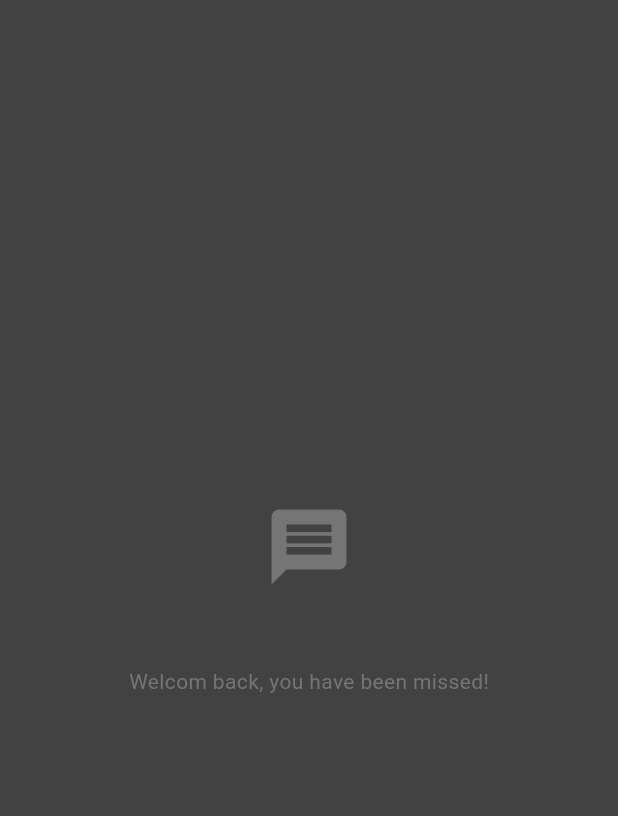
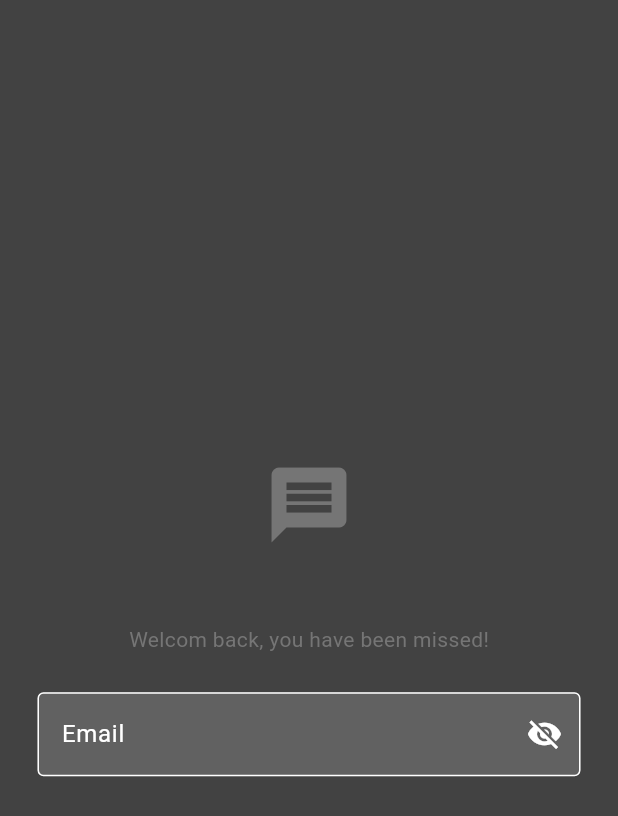
Before and after one commit to Korya25/Login_and_register_pages, a Flutter app: the screen it shows after launch, on a phone screen of 412 x 824 dp. Shown: the top 816 px of the screen. Run offline on Flutter 3.47's test engine with Material 3 defaults, Android fonts, the phone set to English and light mode, and no system bars; our stand-ins replace flutter_bloc.

Commit message:
create CustomTextFormField

```diff
--- a/lib/views/screens/auth/login.dart
+++ b/lib/views/screens/auth/login.dart
@@ -1,13 +1,16 @@
 import 'package:flutter/material.dart';
+import 'package:login_and_register_pages/views/widget/custom_text_form_field.dart';
 
 class Login extends StatelessWidget {
   // Email and Pw controller
 
+  final TextEditingController _emailTextEditingController =
+      TextEditingController();
   // Login method
 
   // tap to go to register page
 
-  const Login({super.key});
+  Login({super.key});
 
   @override
   Widget build(BuildContext context) {
@@ -38,7 +41,13 @@ class Login extends StatelessWidget {
               height: 25,
             ),
             // Email Text Field
-
+            CustomTextFormField(
+              hintText: 'Email',
+              hasSuffixIcon: true,
+              obscureText: false,
+              textEditingController: _emailTextEditingController,
+              validator: (String) {},
+            ),
             // Pw Text Field
 
             // Login Button
--- /dev/null
+++ b/lib/views/widget/custom_text_form_field.dart
@@ -0,0 +1,88 @@
+import 'package:flutter/material.dart';
+
+/// Customizable TextFormField Widget
+/// This widget can handle both standard text fields and password fields.
+/// - [hintText]: Placeholder text for the field.
+/// - [textEditingController]: Controller to manage the field's text.
+/// - [obscureText]: Whether the text should be obscured (useful for passwords).
+/// - [validator]: Validation function to validate the input.
+/// - [hasSuffixIcon]: Whether to show a suffix icon (e.g., for toggling obscureText).
+class CustomTextFormField extends StatefulWidget {
+  const CustomTextFormField({
+    super.key,
+    required this.hintText,
+    required this.textEditingController,
+    this.obscureText = false,
+    required this.validator,
+    this.hasSuffixIcon = false,
+  });
+
+  final String hintText; // Placeholder text
+  final bool obscureText; // Whether the text field is for passwords
+  final bool hasSuffixIcon; // Show a suffix icon for toggling obscureText
+  final String? Function(String?)? validator; // Validation function
+  final TextEditingController? textEditingController; // Text field controller
+
+  @override
+  State<CustomTextFormField> createState() => _CustomTextFormFieldState();
+}
+
+class _CustomTextFormFieldState extends State<CustomTextFormField> {
+  late bool isObscureText; // To manage obscureText state locally
+
+  @override
+  void initState() {
+    super.initState();
+    // Initialize obscureText state based on the initial value
+    isObscureText = widget.obscureText;
+  }
+
+  @override
+  Widget build(BuildContext context) {
+    return Padding(
+      padding:
+          const EdgeInsets.symmetric(horizontal: 25), // Add horizontal padding
+      child: TextFormField(
+        validator: widget.validator, // Use the passed validator
+        controller: widget.textEditingController, // Bind the controller
+        obscureText:
+            widget.hasSuffixIcon ? isObscureText : false, // Toggle obscureText
+        decoration: InputDecoration(
+          hintText: widget.hintText, // Set the hint text
+          border: OutlineInputBorder(
+            borderSide: BorderSide(
+                color: Theme.of(context)
+                    .colorScheme
+                    .tertiary), // Default border color
+          ),
+          focusedBorder: OutlineInputBorder(
+            borderSide: BorderSide(
+                color: Theme.of(context)
+                    .colorScheme
+                    .primary), // Focused border color
+          ),
+          fillColor:
+              Theme.of(context).colorScheme.secondary, // Background color
+          filled: true, // Enable the background color
+
+          // Conditionally show suffix icon for toggling obscureText
+          suffixIcon: widget.hasSuffixIcon
+              ? IconButton(
+                  onPressed: () {
+                    setState(() {
+                      isObscureText =
+                          !isObscureText; // Toggle obscureText state
+                    });
+                  },
+                  icon: Icon(
+                    isObscureText
+                        ? Icons.visibility
+                        : Icons.visibility_off, // Change icon based on state
+                  ),
+                )
+              : null, // No suffix icon if hasSuffixIcon is false
+        ),
+      ),
+    );
+  }
+}
```
